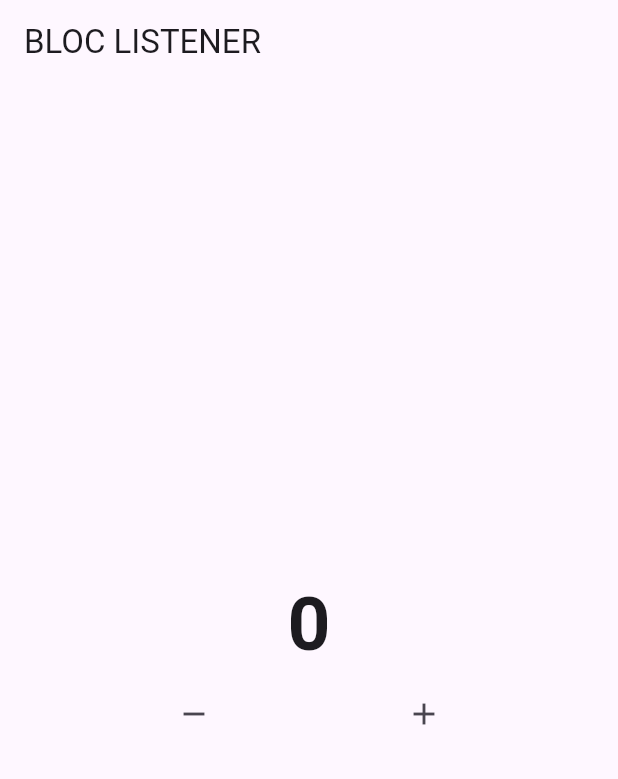
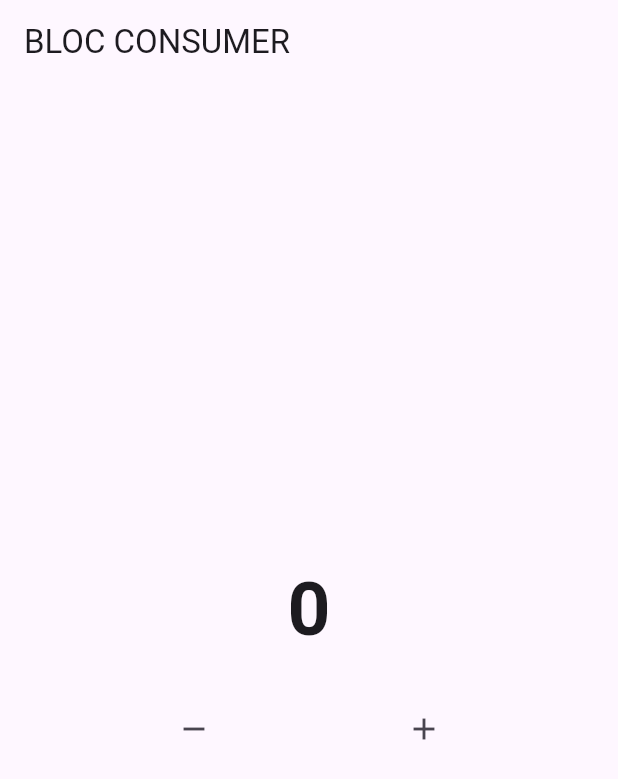
Before and after one commit to DoniiAdityaa/Bloc_Progres, a Flutter app: the screen it shows after launch, on a phone screen of 412 x 824 dp. Shown: the top 779 px of the screen. Run offline on Flutter 3.47's test engine with Material 3 defaults, Android fonts, the light colour scheme and no system bars; our stand-ins replace bloc, flutter_bloc.

Commit message:
Update Mengetahui BLOC CONSUMER, gabungan ari BlocListenner dan BlocBuilder dan mencoba menabahkan listenWhen

```diff
--- a/lib/home_page.dart
+++ b/lib/home_page.dart
@@ -16,11 +16,11 @@ class _HomePageState extends State<HomePage> {
   @override
   Widget build(BuildContext context) {
     return Scaffold(
-      appBar: AppBar(title: Text('BLOC LISTENER')),
+      appBar: AppBar(title: Text('BLOC CONSUMER')),
       body: Column(
         mainAxisAlignment: MainAxisAlignment.center,
         children: [
-          BlocListener<Counter, int>(
+          BlocConsumer<Counter, int>(
             bloc: bloccounter,
             listener: (context, state) {
               ScaffoldMessenger.of(context).showSnackBar(
@@ -37,8 +37,6 @@ class _HomePageState extends State<HomePage> {
                 return false;
               }
             },
-            child: BlocBuilder<Counter, int>(
-              bloc: bloccounter,
             builder: (context, state) {
               return Center(
                 child: Text(
@@ -51,7 +49,7 @@ class _HomePageState extends State<HomePage> {
               );
             },
           ),
-          ),
+          const SizedBox(height: 20),
           Row(
             mainAxisAlignment: MainAxisAlignment.spaceEvenly,
             children: [
```
Lines whose indentation alone changed are shown as unchanged.
